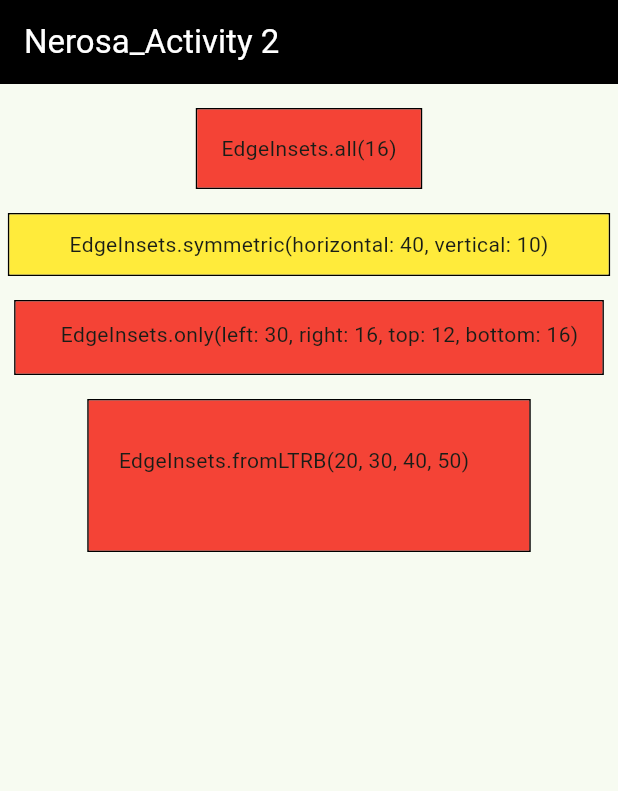
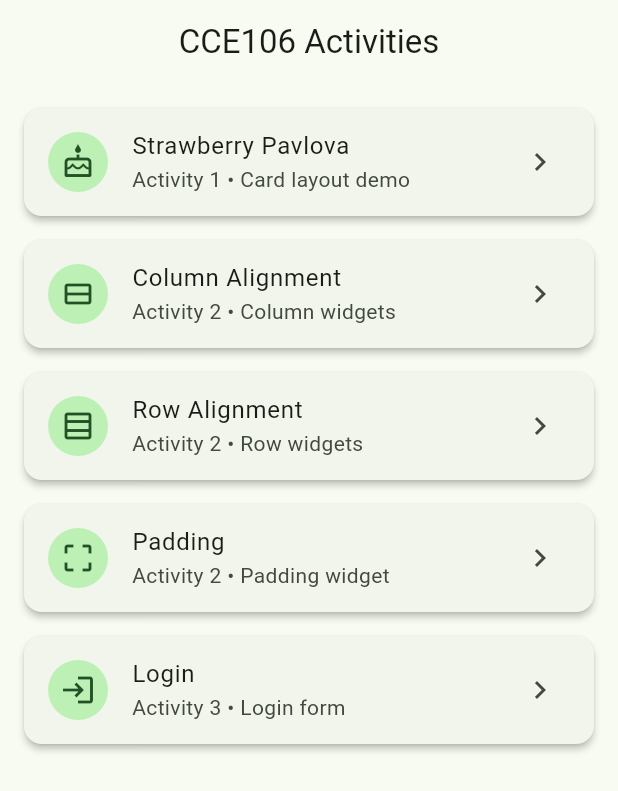
Before and after one commit to Zero0blanK/CCE106, a Flutter app: the screen it shows after launch, on a phone screen of 412 x 824 dp. Shown: the top 791 px of the screen. Run offline on Flutter 3.47's test engine with Material 3 defaults, Android fonts, the light colour scheme and no system bars.

Commit message:
feat: add activity screenshots and update main screen layout
- Updated HomeScreen to display a list of activities with navigation.
- Added new screenshots for activities.

```diff
--- a/activity/lib/main.dart
+++ b/activity/lib/main.dart
@@ -2,8 +2,8 @@ import 'package:flutter/material.dart';
 import 'package:activity/activity1/pavlova.dart';
 import 'package:activity/activity2/columnAlignment.dart';
 import 'package:activity/activity2/rowAlignment.dart';
+import 'package:activity/activity2/padding.dart';
 import 'package:activity/activity3/login.dart';
-import 'package:activity/activity2/padding.dart';
 
 void main() {
   runApp(const MyApp());
@@ -12,72 +12,107 @@ void main() {
 class MyApp extends StatelessWidget {
   const MyApp({super.key});
 
-  // Activity 1: Pavlova
-  // @override
-  // Widget build(BuildContext context) {
-  //   return MaterialApp(
-  //     title: 'Strawberry Pavlova',
-  //     theme: ThemeData(
-  //       colorScheme: ColorScheme.fromSeed(seedColor: Colors.green),
-  //       useMaterial3: true,
-  //       fontFamily: 'Roboto',
-  //     ),
-  //     home: Pavlova(),
-  //   );
-  // }
-  // Activity 2: ColumnAlignment
-  // @override
-  // Widget build(BuildContext context) {
-  //   return MaterialApp(
-  //     title: 'Strawberry Pavlova',
-  //     theme: ThemeData(
-  //       colorScheme: ColorScheme.fromSeed(seedColor: Colors.green),
-  //       useMaterial3: true,
-  //       fontFamily: 'Roboto',
-  //     ),
-  //     home: ColumnAlignment(),
-  //   );
-  // }
-
-  // Activity 2: RowAlignment
-  // @override
-  // Widget build(BuildContext context) {
-  //   return MaterialApp(
-  //     title: 'Strawberry Pavlova',
-  //     theme: ThemeData(
-  //       colorScheme: ColorScheme.fromSeed(seedColor: Colors.green),
-  //       useMaterial3: true,
-  //       fontFamily: 'Roboto',
-  //     ),
-  //     home: RowAlignment(),
-  //   );
-  // }
-
-  // Activity 2: Padding
   @override
   Widget build(BuildContext context) {
     return MaterialApp(
-      title: 'Strawberry Pavlova',
+      title: 'CCE106 Activities',
       theme: ThemeData(
         colorScheme: ColorScheme.fromSeed(seedColor: Colors.green),
         useMaterial3: true,
         fontFamily: 'Roboto',
       ),
-      home: PaddingSample(),
+      home: const HomeScreen(),
     );
   }
+}
 
-  // Activity 3: Login
-  // @override
-  // Widget build(BuildContext context) {
-  //   return MaterialApp(
-  //     title: 'Strawberry Pavlova',
-  //     theme: ThemeData(
-  //       colorScheme: ColorScheme.fromSeed(seedColor: Colors.green),
-  //       useMaterial3: true,
-  //       fontFamily: 'Roboto',
-  //     ),
-  //     home: LoginPage(),
-  //   );
-  // }
+class ActivityItem {
+  final String title;
+  final String subtitle;
+  final IconData icon;
+  final WidgetBuilder builder;
+
+  const ActivityItem({
+    required this.title,
+    required this.subtitle,
+    required this.icon,
+    required this.builder,
+  });
 }
+
+class HomeScreen extends StatelessWidget {
+  const HomeScreen({super.key});
+
+  static const List<ActivityItem> _activities = [
+    ActivityItem(
+      title: 'Strawberry Pavlova',
+      subtitle: 'Activity 1 • Card layout demo',
+      icon: Icons.cake_outlined,
+      builder: _buildPavlova,
+    ),
+    ActivityItem(
+      title: 'Column Alignment',
+      subtitle: 'Activity 2 • Column widgets',
+      icon: Icons.view_stream_outlined,
+      builder: _buildColumnAlignment,
+    ),
+    ActivityItem(
+      title: 'Row Alignment',
+      subtitle: 'Activity 2 • Row widgets',
+      icon: Icons.table_rows_outlined,
+      builder: _buildRowAlignment,
+    ),
+    ActivityItem(
+      title: 'Padding',
+      subtitle: 'Activity 2 • Padding widget',
+      icon: Icons.crop_free_outlined,
+      builder: _buildPadding,
+    ),
+    ActivityItem(
+      title: 'Login',
+      subtitle: 'Activity 3 • Login form',
+      icon: Icons.login_outlined,
+      builder: _buildLogin,
+    ),
+  ];
+
+  static Widget _buildPavlova(BuildContext context) => Pavlova();
+  static Widget _buildColumnAlignment(BuildContext context) => ColumnAlignment();
+  static Widget _buildRowAlignment(BuildContext context) => RowAlignment();
+  static Widget _buildPadding(BuildContext context) => PaddingSample();
+  static Widget _buildLogin(BuildContext context) => LoginPage();
+
+  @override
+  Widget build(BuildContext context) {
+    return Scaffold(
+      appBar: AppBar(title: const Text('CCE106 Activities'), centerTitle: true),
+      body: ListView.separated(
+        padding: const EdgeInsets.all(12),
+        itemCount: _activities.length,
+        separatorBuilder: (context, index) => const SizedBox(height: 8),
+        itemBuilder: (context, index) {
+          final item = _activities[index];
+          return Card(
+            elevation: 2,
+            child: ListTile(
+              leading: CircleAvatar(
+                backgroundColor: Theme.of(context).colorScheme.primaryContainer,
+                child: Icon(
+                  item.icon,
+                  color: Theme.of(context).colorScheme.onPrimaryContainer,
+                ),
+              ),
+              title: Text(item.title),
+              subtitle: Text(item.subtitle),
+              trailing: const Icon(Icons.chevron_right),
+              onTap: () => Navigator.push(
+                context,
+                MaterialPageRoute(builder: item.builder),
+              ),
+            ),
+          );
+        },
+      ),
+    );
+  }
+}
```
Also changed, not shown: activity/lib/activity1/Pavlova SCREENSHOT.jpg (added), activity/lib/activity2/EdgeInset SCREENSHOT.jpg (added).
